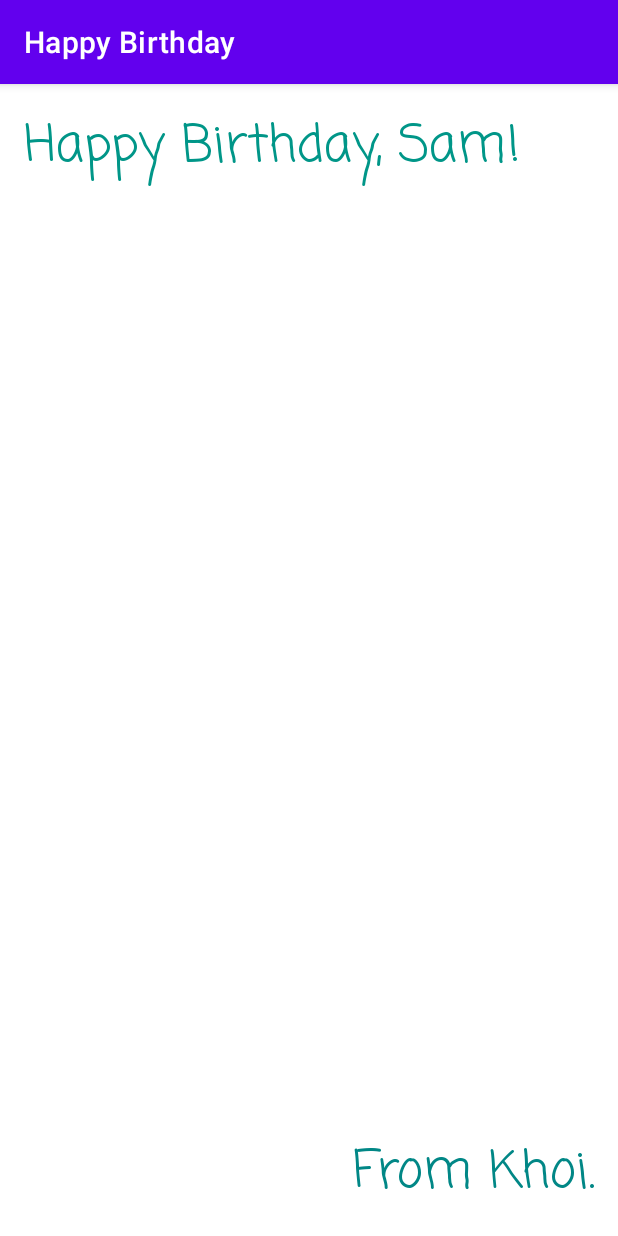
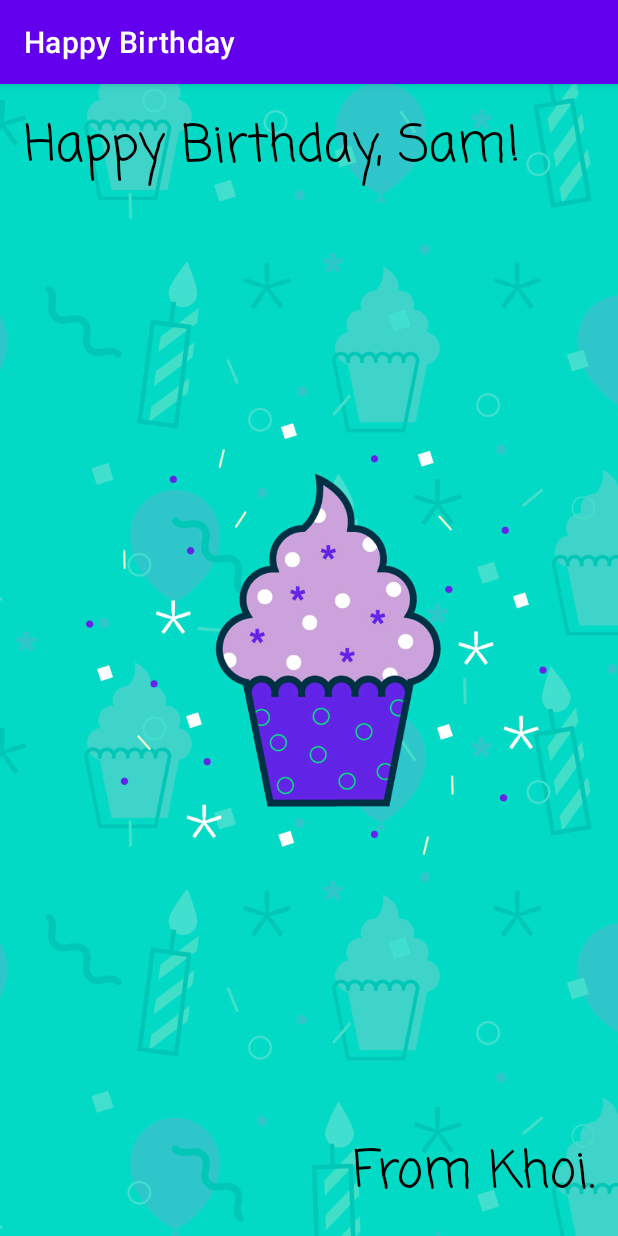
Before and after one commit to AMajor7th/kt-happy-birthday, an Android app: the screen it shows after launch (MainActivity), on a phone screen of 412 x 824 dp. Run offline under Robolectric (Android 15) with nearby library versions, the phone set to English and light mode, and no system bars.

Commit message:
add background

```diff
--- a/app/src/main/res/layout/activity_main.xml
+++ b/app/src/main/res/layout/activity_main.xml
@@ -7,6 +7,18 @@
     android:layout_height="match_parent"
     tools:context=".MainActivity">
 
+    <ImageView
+        android:id="@+id/imageView"
+        android:layout_width="0dp"
+        android:layout_height="0dp"
+        android:scaleType="centerCrop"
+        app:layout_constraintBottom_toBottomOf="parent"
+        app:layout_constraintEnd_toEndOf="parent"
+        app:layout_constraintStart_toStartOf="parent"
+        app:layout_constraintTop_toTopOf="parent"
+        app:srcCompat="@drawable/androidparty"
+        android:contentDescription="background" />
+
     <TextView
         android:id="@+id/textView"
         android:layout_width="wrap_content"
@@ -15,7 +27,7 @@
         android:layout_marginTop="16dp"
         android:fontFamily="casual"
         android:text="Happy Birthday, Sam!"
-        android:textColor="#009688"
+        android:textColor="#000000"
         android:textSize="34sp"
         app:layout_constraintStart_toStartOf="parent"
         app:layout_constraintTop_toTopOf="parent" />
@@ -28,8 +40,9 @@
         android:layout_marginBottom="16dp"
         android:fontFamily="casual"
         android:text="From Khoi."
-        android:textColor="@color/teal_700"
+        android:textColor="@color/black"
         android:textSize="34sp"
         app:layout_constraintBottom_toBottomOf="parent"
         app:layout_constraintEnd_toEndOf="parent" />
+
 </androidx.constraintlayout.widget.ConstraintLayout>
```
Also changed, not shown: app/src/main/res/drawable/androidparty.png (added).
